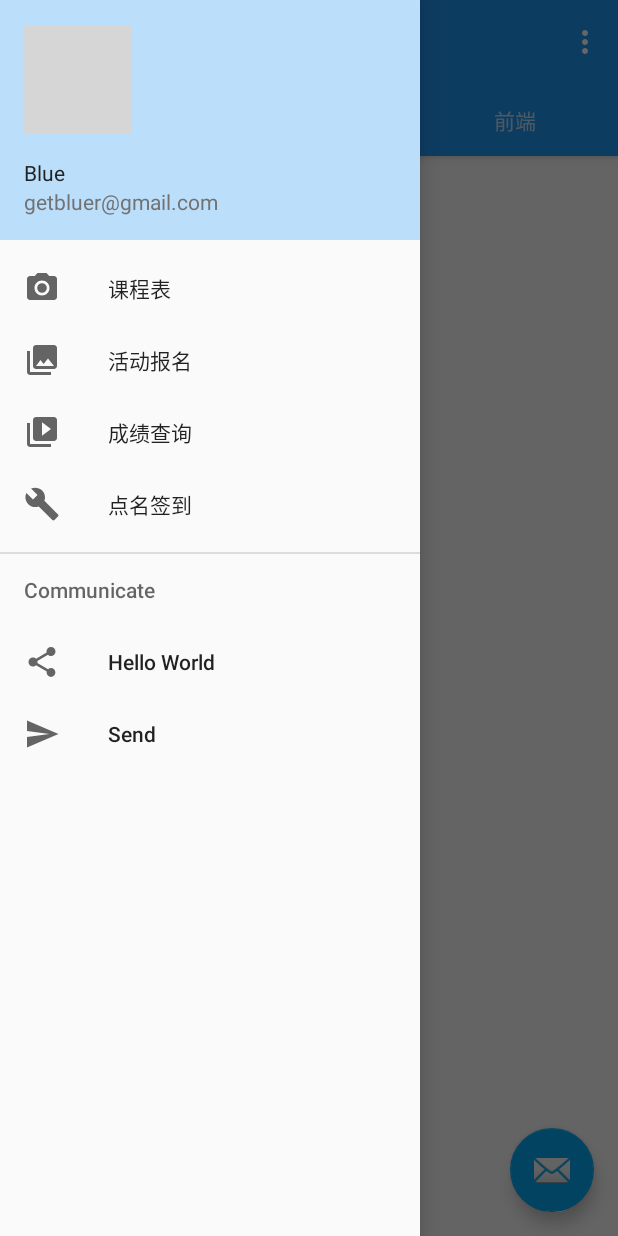
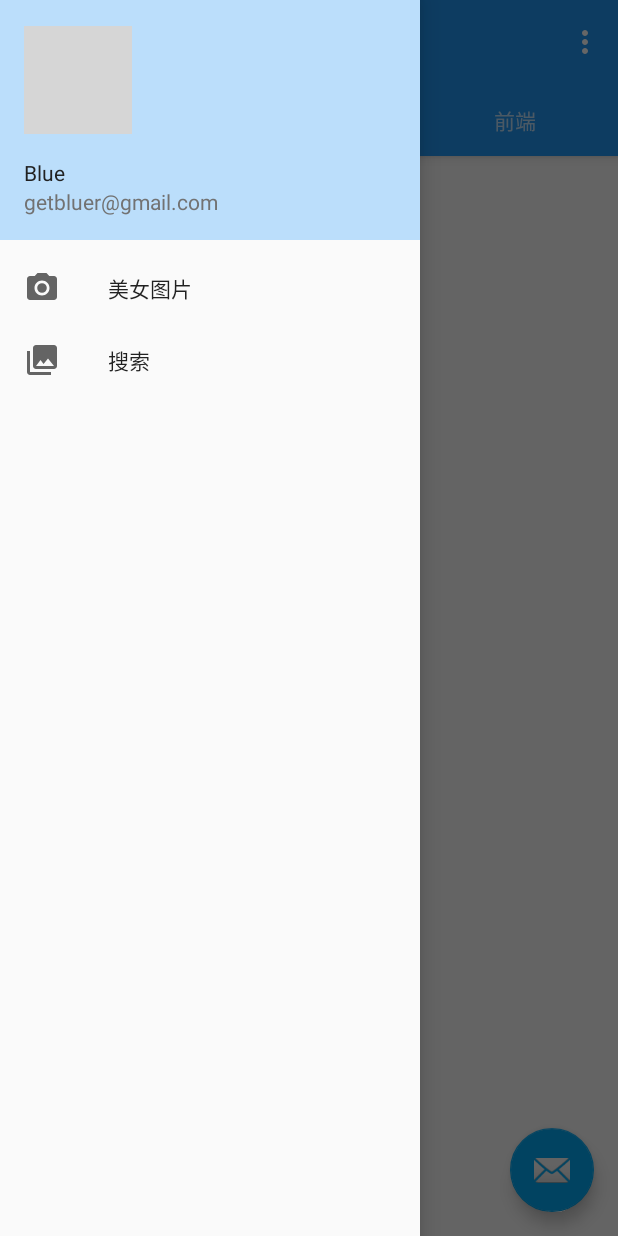
Before and after one commit to beginblue/APP-Demo3, an Android app: the screen it shows after launch (MainActivity), with the side drawer open, on a phone screen of 412 x 824 dp. Run offline under Robolectric (Android 15) with nearby library versions, the phone set to English and light mode, and no system bars; 1 statement that could not run was skipped; grey boxes are pictures that could not be loaded.

Commit message:
更新了搜索部分的ui... 去掉了全部Volley相关的内容及其依赖 加载时自动刷新数据 其他细节问题
问题
1. 搜索结果返回的thml页面不能变长
2.列表动画
3.收藏还没做

```diff
--- a/app/build.gradle
+++ b/app/build.gradle
@@ -35,7 +35,6 @@ dependencies {
     // Version 3.0.x of zxing core contains some code that is not compatible on Android 2.2 and earlier.
     // This mostly affects encoding, but you should test if you plan to support these versions.
     // Older versions e.g. 2.2 may also work if you need support for older Android versions.
-    compile 'com.mcxiaoke.volley:library:1.0.19'
     compile 'com.squareup.retrofit2:retrofit:2.1.0'
     compile 'com.squareup.retrofit2:converter-gson:2.1.0'
     compile 'com.squareup.retrofit2:adapter-rxjava:2.1.0'
--- a/app/src/main/java/exercises/blue/demoagain/friendsFragment/fragmentFriends.java
+++ b/app/src/main/java/exercises/blue/demoagain/friendsFragment/fragmentFriends.java
@@ -17,8 +17,6 @@ import android.view.LayoutInflater;
 import android.view.View;
 import android.view.ViewGroup;
 
-import com.android.volley.RequestQueue;
-
 import exercises.blue.demoagain.R;
 import exercises.blue.demoagain.Retrofit.retrofitBody;
 import exercises.blue.demoagain.interfaces.myOnItemClickListener;
@@ -33,7 +31,7 @@ import rx.Subscriber;
  * Created by getbl on 2016/4/18.
  */
 public class fragmentFriends extends Fragment
-        implements myOnItemClickListener, myOnItemLongClickListener {
+        implements myOnItemClickListener, myOnItemLongClickListener,SwipeRefreshLayout.OnRefreshListener {
 
 
     private static final String TAG = "bluelog";
@@ -41,7 +39,6 @@ public class fragmentFriends extends Fragment
     // fragmentFriends master;
     RecyclerView mRecyclerView;
     SwipeRefreshLayout mSwipeRefreshLayout;
-    RequestQueue mRequestQueue;
     myOnItemClickListener mItemClickListener;
     myOnItemLongClickListener mItemLongClickListener;
     String mCategory;
@@ -120,33 +117,8 @@ public class fragmentFriends extends Fragment
 
 
         mSwipeRefreshLayout = (SwipeRefreshLayout) mView.findViewById(R.id.refresh);
-        mSwipeRefreshLayout.setOnRefreshListener(
-                new SwipeRefreshLayout.OnRefreshListener() {
-                    @Override
-                    public void onRefresh() {
-                        new retrofitBody().beautyRequest(mCategory,
-                                10,
-                                adapter.getItemCount() / 10 + 1,
-                                new Subscriber<responseBean>() {
-                                    @Override
-                                    public void onCompleted() {
-                                        mSwipeRefreshLayout.setRefreshing(false);
-                                    }
-
-                                    @Override
-                                    public void onError(Throwable e) {
-                                        e.printStackTrace();
-                                        System.out.println(e.getCause());
-                                        mSwipeRefreshLayout.setRefreshing(false);
-                                    }
-
-                                    @Override
-                                    public void onNext(responseBean data) {
-                                        adapter.addAll(mCategory,data.getResults());
-                                    }
-                                });
-                    }
-                });
+        mSwipeRefreshLayout.setOnRefreshListener(this);
+        onRefresh();
 //        mSwipeRefreshLayout.setOnRefreshListener(new SwipeRefreshLayout.OnRefreshListener() {
 //            @Override
 //            public void onRefresh() {
@@ -238,4 +210,28 @@ public class fragmentFriends extends Fragment
         startActivity(intent);
     }
 
+    @Override
+    public void onRefresh() {
+        new retrofitBody().beautyRequest(mCategory,
+                10,
+                adapter.getItemCount() / 10 + 1,
+                new Subscriber<responseBean>() {
+                    @Override
+                    public void onCompleted() {
+                        mSwipeRefreshLayout.setRefreshing(false);
+                    }
+
+                    @Override
+                    public void onError(Throwable e) {
+                        e.printStackTrace();
+                        System.out.println(e.getCause());
+                        mSwipeRefreshLayout.setRefreshing(false);
+                    }
+
+                    @Override
+                    public void onNext(responseBean data) {
+                         adapter.addAll(mCategory,data.getResults());
+                    }
+                });
+    }
 }
--- a/app/src/main/res/layout/activity_collection.xml
+++ b/app/src/main/res/layout/activity_collection.xml
@@ -21,7 +21,7 @@
             android:layout_height="?attr/actionBarSize"
             android:background="?attr/colorPrimary"
             android:theme="@style/AppTheme.AppBarOverlay"
-            app:layout_scrollFlags="scroll|enterAlways"/>
+            app:layout_scrollFlags="scroll"/>
     </android.support.design.widget.AppBarLayout>
 
 
--- a/app/src/main/res/menu/activity_main_real_drawer.xml
+++ b/app/src/main/res/menu/activity_main_real_drawer.xml
@@ -5,32 +5,11 @@
         <item
             android:id="@+id/nav_camera"
             android:icon="@drawable/ic_menu_camera"
-            android:title="课程表"/>
+            android:title="美女图片"/>
         <item
             android:id="@+id/nav_gallery"
             android:icon="@drawable/ic_menu_gallery"
-            android:title="活动报名"/>
-        <item
-            android:id="@+id/nav_slideshow"
-            android:icon="@drawable/ic_menu_slideshow"
-            android:title="成绩查询"/>
-        <item
-            android:id="@+id/dianming"
-            android:icon="@drawable/ic_menu_manage"
-            android:title="点名签到"/>
+            android:title="搜索"/>
     </group>
 
-    <item android:title="Communicate">
-        <menu>
-            <item
-                android:id="@+id/nav_share"
-                android:icon="@drawable/ic_menu_share"
-                android:title="Hello World"/>
-            <item
-                android:id="@+id/nav_send"
-                android:icon="@drawable/ic_menu_send"
-                android:title="Send"/>
-        </menu>
-    </item>
-
 </menu>
```
Also changed, not shown: app/src/main/java/exercises/blue/demoagain/BeautyGallery/BeautyCards.java (+8 -66 lines), app/src/main/java/exercises/blue/demoagain/BeautyGallery/beautyAdapter.java (+5 -4 lines), app/src/main/java/exercises/blue/demoagain/MainActvity/MainActivity.java (+0 -14 lines), app/src/main/java/exercises/blue/demoagain/Retrofit/retrofitBody.java (+18 -32 lines), app/src/main/java/exercises/blue/demoagain/Retrofit/serach_interface.java (added, +18 -0 lines), app/src/main/java/exercises/blue/demoagain/seek/ItemBean.java (deleted, +0 -21 lines), app/src/main/java/exercises/blue/demoagain/seek/Main2Activity.java (+67 -41 lines), app/src/main/java/exercises/blue/demoagain/seek/MyAdapter.java (+22 -9 lines), app/src/main/java/exercises/blue/demoagain/seek/seekResponse.java (added, +110 -0 lines), app/src/main/res/layout/activity_main2.xml (+9 -2 lines), app/src/main/res/layout/item.xml (+19 -7 lines), app/src/main/res/values/spinnerItem.xml (added, +9 -0 lines).
